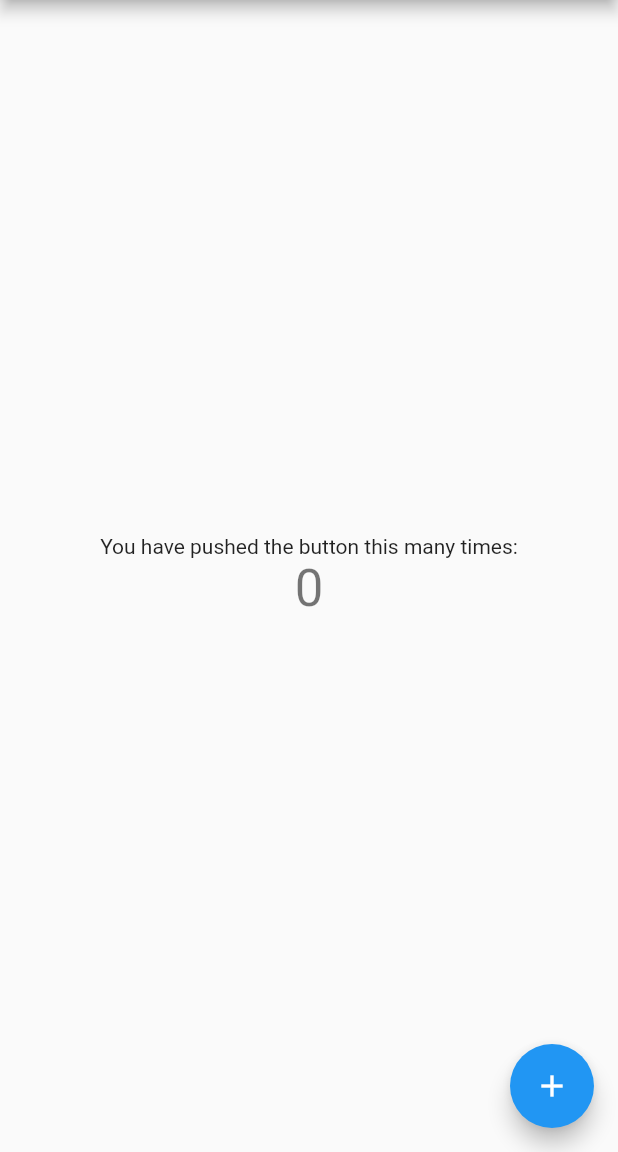
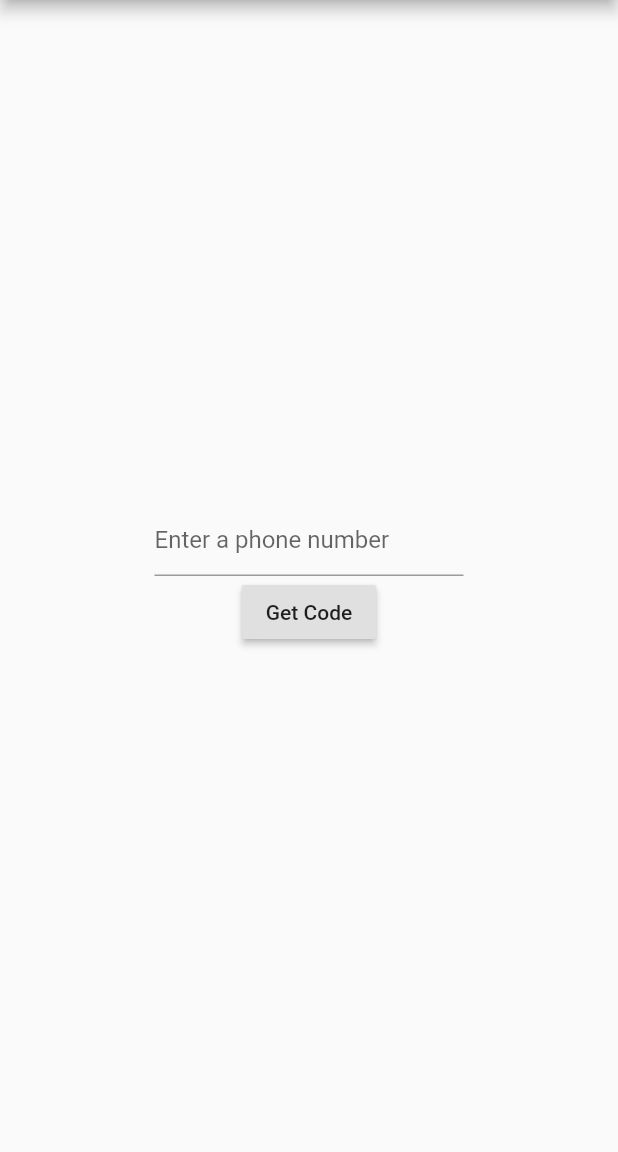
Before and after one commit to ristosaar/blog1, a Flutter app: the screen it shows after launch, on a phone screen of 412 x 824 dp, the part 84-1236 px from its top. Run offline on Flutter 3.47's test engine with Material 2 defaults, Android fonts, the phone set to English and light mode, and no system bars.

Commit message:
base screen

```diff
--- a/lib/main.dart
+++ b/lib/main.dart
@@ -1,29 +1,17 @@
 import 'package:flutter/material.dart';
+import 'package:flutter/services.dart';
 
 void main() {
   runApp(MyApp());
 }
 
 class MyApp extends StatelessWidget {
-  // This widget is the root of your application.
   @override
   Widget build(BuildContext context) {
     return MaterialApp(
       title: 'Flutter Demo',
       theme: ThemeData(
-        // This is the theme of your application.
-        //
-        // Try running your application with "flutter run". You'll see the
-        // application has a blue toolbar. Then, without quitting the app, try
-        // changing the primarySwatch below to Colors.green and then invoke
-        // "hot reload" (press "r" in the console where you ran "flutter run",
-        // or simply save your changes to "hot reload" in a Flutter IDE).
-        // Notice that the counter didn't reset back to zero; the application
-        // is not restarted.
         primarySwatch: Colors.blue,
-        // This makes the visual density adapt to the platform that you run
-        // the app on. For desktop platforms, the controls will be smaller and
-        // closer together (more dense) than on mobile platforms.
         visualDensity: VisualDensity.adaptivePlatformDensity,
       ),
       home: MyHomePage(title: 'Flutter Demo Home Page'),
@@ -33,16 +21,6 @@ class MyApp extends StatelessWidget {
 
 class MyHomePage extends StatefulWidget {
   MyHomePage({Key key, this.title}) : super(key: key);
-
-  // This widget is the home page of your application. It is stateful, meaning
-  // that it has a State object (defined below) that contains fields that affect
-  // how it looks.
-
-  // This class is the configuration for the state. It holds the values (in this
-  // case the title) provided by the parent (in this case the App widget) and
-  // used by the build method of the State. Fields in a Widget subclass are
-  // always marked "final".
-
   final String title;
 
   @override
@@ -50,68 +28,39 @@ class MyHomePage extends StatefulWidget {
 }
 
 class _MyHomePageState extends State<MyHomePage> {
-  int _counter = 0;
+  String _phoneNumber;
 
-  void _incrementCounter() {
-    setState(() {
-      // This call to setState tells the Flutter framework that something has
-      // changed in this State, which causes it to rerun the build method below
-      // so that the display can reflect the updated values. If we changed
-      // _counter without calling setState(), then the build method would not be
-      // called again, and so nothing would appear to happen.
-      _counter++;
-    });
-  }
+  void getOneTimePassword(){}
 
   @override
   Widget build(BuildContext context) {
-    // This method is rerun every time setState is called, for instance as done
-    // by the _incrementCounter method above.
-    //
-    // The Flutter framework has been optimized to make rerunning build methods
-    // fast, so that you can just rebuild anything that needs updating rather
-    // than having to individually change instances of widgets.
     return Scaffold(
       appBar: AppBar(
-        // Here we take the value from the MyHomePage object that was created by
-        // the App.build method, and use it to set our appbar title.
         title: Text(widget.title),
       ),
       body: Center(
-        // Center is a layout widget. It takes a single child and positions it
-        // in the middle of the parent.
         child: Column(
-          // Column is also a layout widget. It takes a list of children and
-          // arranges them vertically. By default, it sizes itself to fit its
-          // children horizontally, and tries to be as tall as its parent.
-          //
-          // Invoke "debug painting" (press "p" in the console, choose the
-          // "Toggle Debug Paint" action from the Flutter Inspector in Android
-          // Studio, or the "Toggle Debug Paint" command in Visual Studio Code)
-          // to see the wireframe for each widget.
-          //
-          // Column has various properties to control how it sizes itself and
-          // how it positions its children. Here we use mainAxisAlignment to
-          // center the children vertically; the main axis here is the vertical
-          // axis because Columns are vertical (the cross axis would be
-          // horizontal).
           mainAxisAlignment: MainAxisAlignment.center,
           children: <Widget>[
-            Text(
-              'You have pushed the button this many times:',
+            Container(
+              child: TextField(
+                  onChanged: (phoneNumber) {
+                    setState(() {
+                      _phoneNumber = phoneNumber;
+                    });
+                  },
+                  decoration: InputDecoration(hintText: 'Enter a phone number'),
+                  inputFormatters: [WhitelistingTextInputFormatter.digitsOnly],
+                  keyboardType: TextInputType.number),
+              width: MediaQuery.of(context).size.width * 0.5,
             ),
-            Text(
-              '$_counter',
-              style: Theme.of(context).textTheme.headline4,
+            RaisedButton(
+              onPressed: () {getOneTimePassword();},
+              child: Text('Get Code'),
             ),
           ],
         ),
       ),
-      floatingActionButton: FloatingActionButton(
-        onPressed: _incrementCounter,
-        tooltip: 'Increment',
-        child: Icon(Icons.add),
-      ), // This trailing comma makes auto-formatting nicer for build methods.
     );
   }
 }
```
